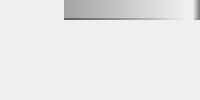
This is lib/ui/items/ui_item_snapshot.ui in listyque/TACTIC-Handler as Qt 5 draws it before an edit. The edited form follows.
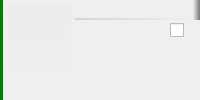
This is the edited form.

```diff
--- a/lib/ui/items/ui_item_snapshot.ui
+++ b/lib/ui/items/ui_item_snapshot.ui
@@ -3,26 +3,115 @@
  <class>snapshotItem</class>
  <widget class="QWidget" name="snapshotItem">
   <property name="windowTitle">
-   <string notr="true"/>
+   <string>Form</string>
   </property>
+  <layout class="QGridLayout" name="gridLayout" rowstretch="0,0,1">
+   <property name="margin">
+    <number>0</number>
+   </property>
+   <property name="spacing">
+    <number>0</number>
+   </property>
+   <item row="0" column="1" rowspan="3">
+    <layout class="QVBoxLayout" name="previewVerticalLayout" stretch="0,1">
+     <property name="spacing">
+      <number>0</number>
+     </property>
+     <property name="margin">
+      <number>4</number>
+     </property>
+     <item>
+      <widget class="QLabel" name="previewLabel">
+       <property name="minimumSize">
+        <size>
+         <width>64</width>
+         <height>64</height>
+        </size>
+       </property>
+       <property name="maximumSize">
+        <size>
+         <width>64</width>
+         <height>64</height>
+        </size>
+       </property>
   <property name="styleSheet">
    <string notr="true">QLabel {
-    border: 0px;
-    background: background: qlineargradient(spread:pad, x1:0, y1:0, x2:1, y2:0, stop:0 rgba(0, 0, 0, 0), stop:1 rgba(255, 255, 255, 40));
-	padding: 3px;
+	background: qlineargradient(x1: 0, y1: 0, x2: 0, y2: 1, stop: 0 rgba(175, 175, 175, 16), stop: 1 rgba(0, 0, 0, 0));
+	border: 0px;
+    border-radius: 4px;
+    padding: 0px 0px;
 }</string>
   </property>
-  <layout class="QGridLayout" name="versionedLayout" rowstretch="0,0,1" columnstretch="1,0,1,0,0">
-   <property name="sizeConstraint">
-    <enum>QLayout::SetNoConstraint</enum>
-   </property>
-   <property name="margin">
-    <number>0</number>
-   </property>
+       <property name="textFormat">
+        <enum>Qt::RichText</enum>
+       </property>
+       <property name="alignment">
+        <set>Qt::AlignCenter</set>
+       </property>
+      </widget>
+     </item>
+     <item>
+      <spacer name="verticalSpacer">
+       <property name="orientation">
+        <enum>Qt::Vertical</enum>
+       </property>
+       <property name="sizeType">
+        <enum>QSizePolicy::Ignored</enum>
+       </property>
+       <property name="sizeHint" stdset="0">
+        <size>
+         <width>0</width>
+         <height>0</height>
+        </size>
+       </property>
+      </spacer>
+     </item>
+    </layout>
+   </item>
+   <item row="0" column="2" colspan="2">
+    <layout class="QHBoxLayout" name="nameVerticalLayout" stretch="1,0">
    <property name="spacing">
     <number>0</number>
    </property>
-   <item row="0" column="4">
+     <property name="bottomMargin">
+      <number>3</number>
+     </property>
+     <item>
+      <widget class="QLabel" name="fileNameLabel">
+       <property name="minimumSize">
+        <size>
+         <width>0</width>
+         <height>20</height>
+        </size>
+       </property>
+       <property name="maximumSize">
+        <size>
+         <width>16777215</width>
+         <height>20</height>
+        </size>
+       </property>
+       <property name="font">
+        <font>
+         <pointsize>9</pointsize>
+         <weight>75</weight>
+         <bold>true</bold>
+        </font>
+       </property>
+       <property name="styleSheet">
+        <string notr="true">QLabel {
+	background-color: transparent;
+    border-bottom: 2px solid qlineargradient(spread:pad, x1:0, y1:0, x2:1, y2:0, stop:0 rgba(128, 128, 128, 64), stop:1 rgba(128, 128,128, 0));
+}</string>
+       </property>
+       <property name="textFormat">
+        <enum>Qt::PlainText</enum>
+       </property>
+       <property name="wordWrap">
+        <bool>true</bool>
+       </property>
+      </widget>
+     </item>
+     <item>
     <widget class="QLabel" name="sizeLabel">
      <property name="minimumSize">
       <size>
@@ -42,8 +131,6 @@
      <property name="styleSheet">
       <string notr="true">QLabel {
 	background: qlineargradient(spread:pad, x1:0, y1:0, x2:1, y2:0, stop:0 rgba(255, 255, 255, 0), stop:1 rgba(64, 64, 64, 175));
-    border-bottom: 2px solid qlineargradient(spread:pad, x1:0, y1:0, x2:1, y2:0, stop:0 rgba(255, 255, 255, 0), stop:1 rgba(128, 128, 128, 175));
-	padding: 0px;
 }</string>
      </property>
      <property name="textFormat">
@@ -57,7 +144,21 @@
      </property>
     </widget>
    </item>
-   <item row="1" column="1">
+    </layout>
+   </item>
+   <item row="1" column="2">
+    <layout class="QHBoxLayout" name="infoHorizontalLayout">
+     <property name="spacing">
+      <number>0</number>
+     </property>
+    </layout>
+   </item>
+   <item row="2" column="2" colspan="2">
+    <layout class="QHBoxLayout" name="descriptionLorizontalLayout" stretch="0,1">
+     <property name="spacing">
+      <number>0</number>
+     </property>
+     <item>
     <widget class="QLabel" name="authorLabel">
      <property name="minimumSize">
       <size>
@@ -65,6 +166,15 @@
        <height>25</height>
       </size>
      </property>
+       <property name="font">
+        <font>
+         <pointsize>8</pointsize>
+         <italic>true</italic>
+        </font>
+       </property>
+       <property name="styleSheet">
+        <string notr="true">color:grey;</string>
+       </property>
      <property name="textFormat">
       <enum>Qt::PlainText</enum>
      </property>
@@ -76,7 +186,7 @@
      </property>
     </widget>
    </item>
-   <item row="1" column="2" colspan="2">
+     <item>
     <widget class="QLabel" name="commentLabel">
      <property name="minimumSize">
       <size>
@@ -84,6 +194,12 @@
        <height>25</height>
       </size>
      </property>
+       <property name="font">
+        <font>
+         <pointsize>8</pointsize>
+         <italic>true</italic>
+        </font>
+       </property>
      <property name="textFormat">
       <enum>Qt::PlainText</enum>
      </property>
@@ -98,74 +214,17 @@
      </property>
     </widget>
    </item>
-   <item row="1" column="4">
-    <widget class="QLabel" name="dateLabel">
-     <property name="minimumSize">
-      <size>
-       <width>0</width>
-       <height>25</height>
-      </size>
-     </property>
-     <property name="textFormat">
-      <enum>Qt::PlainText</enum>
-     </property>
-     <property name="alignment">
-      <set>Qt::AlignBottom|Qt::AlignRight|Qt::AlignTrailing</set>
-     </property>
-     <property name="margin">
-      <number>2</number>
-     </property>
-    </widget>
+    </layout>
    </item>
-   <item row="0" column="1" colspan="2">
-    <widget class="QLabel" name="fileNameLabel">
-     <property name="minimumSize">
-      <size>
-       <width>0</width>
-       <height>20</height>
-      </size>
+   <item row="1" column="3">
+    <layout class="QHBoxLayout" name="checkBoxHorizontalLayout">
+     <property name="spacing">
+      <number>0</number>
      </property>
-     <property name="maximumSize">
-      <size>
-       <width>16777215</width>
-       <height>20</height>
-      </size>
-     </property>
-     <property name="styleSheet">
-      <string notr="true">QLabel {
-	background: qlineargradient(spread:pad, x1:0, y1:0, x2:1, y2:0, stop:0 rgba(128, 128, 128, 175), stop:1 rgba(64, 64,64, 0));
-    border-bottom: 2px solid qlineargradient(spread:pad, x1:0, y1:0, x2:1, y2:0, stop:0 rgba(64, 64, 64, 175), stop:1 rgba(255, 255,255, 0));
-	padding: 0px;
-}</string>
-     </property>
-     <property name="textFormat">
-      <enum>Qt::PlainText</enum>
-     </property>
-    </widget>
-   </item>
-   <item row="0" column="3">
-    <widget class="QLabel" name="verRevLabel">
-     <property name="minimumSize">
-      <size>
-       <width>0</width>
-       <height>20</height>
-      </size>
-     </property>
-     <property name="maximumSize">
-      <size>
-       <width>16777215</width>
-       <height>20</height>
-      </size>
-     </property>
-     <property name="textFormat">
-      <enum>Qt::RichText</enum>
-     </property>
-    </widget>
-   </item>
-   <item row="2" column="2">
-    <spacer name="verticalSpacer">
+     <item>
+      <spacer name="horizontalSpacer_2">
      <property name="orientation">
-      <enum>Qt::Vertical</enum>
+        <enum>Qt::Horizontal</enum>
      </property>
      <property name="sizeHint" stdset="0">
       <size>
@@ -174,34 +233,45 @@
       </size>
      </property>
     </spacer>
+     </item>
+     <item>
+      <widget class="QCheckBox" name="selectedCheckBox">
+       <property name="sizePolicy">
+        <sizepolicy hsizetype="Minimum" vsizetype="Preferred">
+         <horstretch>0</horstretch>
+         <verstretch>0</verstretch>
+        </sizepolicy>
+       </property>
+       <property name="minimumSize">
+        <size>
+         <width>30</width>
+         <height>0</height>
+        </size>
+       </property>
+      </widget>
+     </item>
+    </layout>
    </item>
    <item row="0" column="0" rowspan="3">
-    <widget class="QLabel" name="previewLabel">
-     <property name="minimumSize">
-      <size>
-       <width>64</width>
-       <height>32</height>
-      </size>
-     </property>
+    <widget class="Line" name="itemColorLine">
      <property name="maximumSize">
       <size>
-       <width>64</width>
-       <height>64</height>
+       <width>4</width>
+       <height>16777215</height>
       </size>
      </property>
      <property name="styleSheet">
-      <string notr="true">#label {
-	background: qlineargradient(x1: 0, y1: 0, x2: 0, y2: 1, stop: 0 rgba(175, 175, 175, 40), stop: 1 rgba(0, 0, 0, 30));
-    border: 1px solid rgb(96, 96, 96, 64);
-    border-radius: 1px;
-    padding: 0px 0px;
-}</string>
+      <string notr="true">QFrame { border: 0px; background-color: green;}
+</string>
      </property>
-     <property name="textFormat">
-      <enum>Qt::RichText</enum>
+     <property name="frameShadow">
+      <enum>QFrame::Plain</enum>
      </property>
-     <property name="alignment">
-      <set>Qt::AlignCenter</set>
+     <property name="lineWidth">
+      <number>4</number>
+     </property>
+     <property name="orientation">
+      <enum>Qt::Vertical</enum>
      </property>
     </widget>
    </item>
```
Lines whose indentation alone changed are shown as unchanged.
